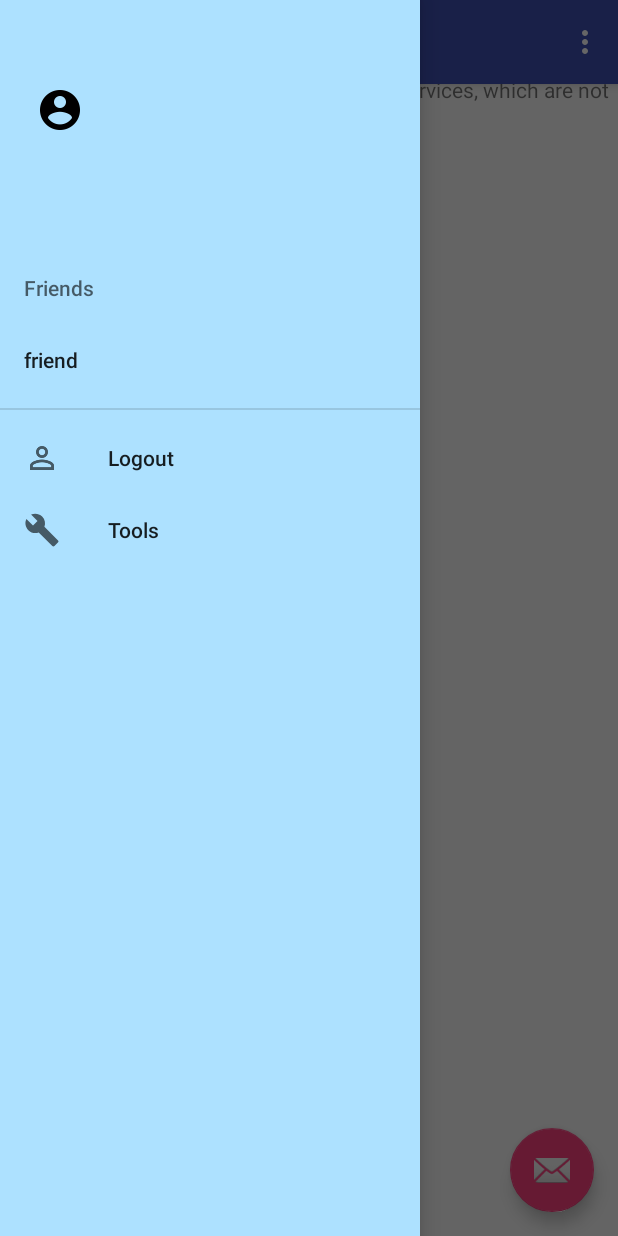
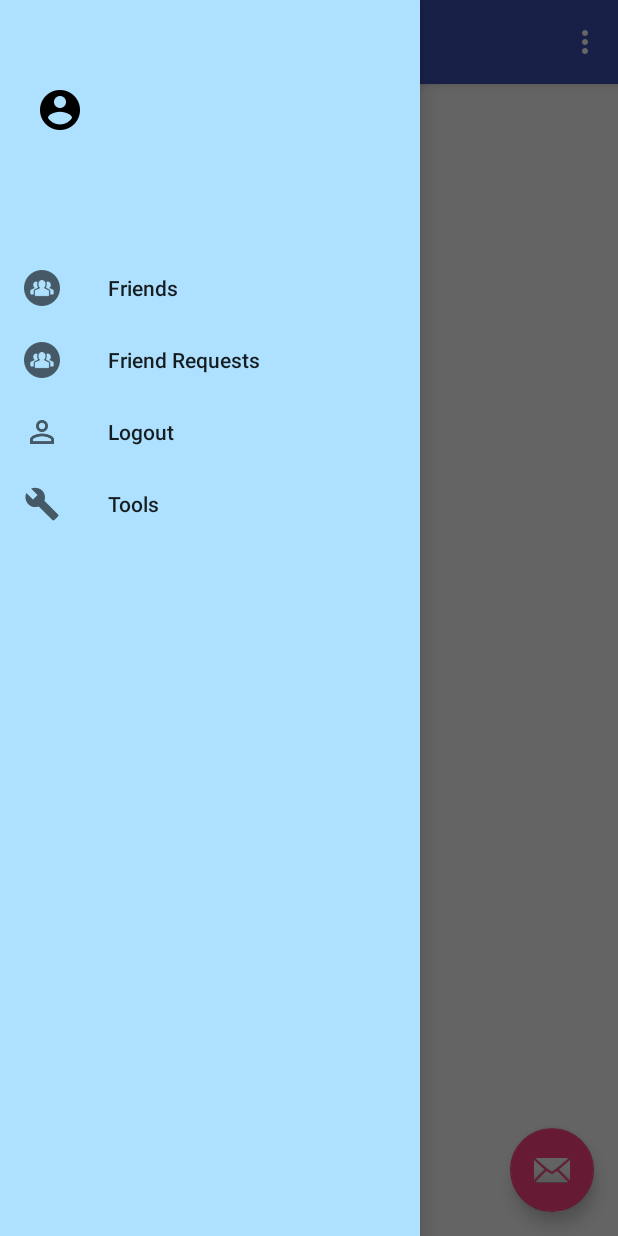
Before and after one commit to ammarc/Neon-Android-App, an Android app: the MainActivity screen opened directly, with no data from a screen before it, with the side drawer open, on a phone screen of 412 x 824 dp. Run offline under Robolectric (Android 15) with nearby library versions, the phone set to English and light mode, and no system bars; libraries missing offline, so code that uses them is left out: com.facebook; 2 statements that could not run were skipped.

Commit message:
Got the MainActivity working :)

```diff
--- a/app/src/main/java/itproject/neon_client/MainActivity.java
+++ b/app/src/main/java/itproject/neon_client/MainActivity.java
@@ -41,10 +41,13 @@ import java.util.ArrayList;
 import java.util.Arrays;
 import java.util.List;
 
+
 public class MainActivity extends AppCompatActivity
         implements NavigationView.OnNavigationItemSelectedListener, OnMapReadyCallback {
 
     private GoogleMap mMap;
+    private Menu sideMenu;
+    private final int MENU_TOP = 2131755394;
 
     public static final String EXTRA_MESSAGE = "itproject.neon_client.MESSAGE";
 
@@ -88,6 +91,9 @@ public class MainActivity extends AppCompatActivity
         TextView user_username = (TextView) navbar.findViewById(R.id.user_username);
         user_username.setText(LoggedInUser.getUser().username);
 
+
+        sideMenu = navigationView.getMenu();
+
         //friendsInit();
 
 
@@ -111,9 +117,70 @@ public class MainActivity extends AppCompatActivity
     @Override
     public boolean onCreateOptionsMenu(Menu menu) {
         // Inflate the menu; this adds items to the action bar if it is present.
-        getMenuInflater().inflate(R.menu.main, menu);
+        getMenuInflater().inflate(R.menu.activity_main_drawer, menu);
+
+        /*MenuItem friends = menu.findItem(R.id.nav_friends);
+        friends.setOnMenuItemClickListener(new MenuItem.OnMenuItemClickListener() {
+            @Override
+            public boolean onMenuItemClick(MenuItem menuItem) {
+                startActivity(new Intent(MainActivity.this, LoginActivity.class));
+                return true;
+            }
+        });*/
+
+        Log.i("profile","size of sideMenu = " + sideMenu.size());
+        MenuItem friends_view = sideMenu.findItem(R.id.nav_friends);
+        MenuItem friend_requests_view = sideMenu.findItem(R.id.nav_friend_requests);
+
+
+        int idx=0;
+        Menu subm = friends_view.getSubMenu(); // get my MenuItem with placeholder submenu
+        subm.clear(); // delete place holder
+
+        for (String friend : friends)
+        {
+            subm.add(0, MENU_TOP+idx, idx, friend); // id is idx+ my constant
+            final MenuItem new_friend = subm.findItem(MENU_TOP+idx);
+            new_friend.setOnMenuItemClickListener(new MenuItem.OnMenuItemClickListener() {
+                @Override
+                public boolean onMenuItemClick(MenuItem menuItem) {
+                    String friend_username = (String) new_friend.getTitle();
+                    chat(friend_username);
+                    return false;
+                }
+            });
+            idx++;
+        }
+
+        subm = friend_requests_view.getSubMenu(); // get my MenuItem with placeholder submenu
+        subm.clear(); // delete place holder
+
+        for (String friend : friend_requests)
+        {
+            subm.add(0, MENU_TOP+idx, idx, friend); // id is idx+ my constant
+            idx++;
+        }
 
         return true;
+    }
+
+    /**
+     * Gets called every time the user presses the menu button.
+     * Use if your menu is dynamic.
+     */
+    @Override
+    public boolean onPrepareOptionsMenu(Menu menu) {
+        /*menu.clear();
+        if(enableAdd)
+            menu.add(0, MENU_ADD, Menu.NONE, R.string.your-add-text).setIcon(R.drawable.your-add-icon);
+        if(enableList)
+            menu.add(0, MENU_LIST, Menu.NONE, R.string.your-list-text).setIcon(R.drawable.your-list-icon);
+        if(enableRefresh)
+            menu.add(0, MENU_REFRESH, Menu.NONE, R.string.your-refresh-text).setIcon(R.drawable.your-refresh-icon);
+        if(enableLogin)
+            menu.add(0, MENU_LOGIN, Menu.NONE, R.string.your-login-text).setIcon(R.drawable.your-login-icon);*/
+
+        return super.onPrepareOptionsMenu(menu);
     }
 
     @Override
@@ -122,11 +189,6 @@ public class MainActivity extends AppCompatActivity
         // automatically handle clicks on the Home/Up button, so long
         // as you specify a parent activity in AndroidManifest.xml.
         int id = item.getItemId();
-
-        //noinspection SimplifiableIfStatement
-        if (id == R.id.action_settings) {
-            return true;
-        }
 
         return super.onOptionsItemSelected(item);
     }
@@ -137,7 +199,29 @@ public class MainActivity extends AppCompatActivity
         // Handle navigation view item clicks here.
         int id = item.getItemId();
 
-        if (id == R.id.nav_friends) {
+        Log.i("profile","id clicked in list = " + item.getItemId());
+
+        if (id == R.id.nav_friends_show) {
+
+            Log.i("profile","nav_friends_show");
+            MenuItem friends_show = sideMenu.findItem(R.id.nav_friends);
+            if (friends_show.isVisible()) {
+                friends_show.setVisible(false);
+            } else {
+                friends_show.setVisible(true);
+            }
+            return true;
+
+        } else if (id == R.id.nav_friend_requests_show) {
+
+            Log.i("profile","nav_friend_requests_show");
+            MenuItem friend_requests = sideMenu.findItem(R.id.nav_friend_requests);
+            if (friend_requests.isVisible()) {
+                friend_requests.setVisible(false);
+            } else {
+                friend_requests.setVisible(true);
+            }
+            return true;
 
         } else if (id == R.id.nav_manage) {
 
--- a/app/src/main/res/layout/app_bar_main.xml
+++ b/app/src/main/res/layout/app_bar_main.xml
@@ -30,6 +30,7 @@
         android:layout_margin="@dimen/fab_margin"
         app:srcCompat="@android:drawable/ic_dialog_email" />
 
+    <!--
     <fragment
         android:id="@+id/map"
         android:name="com.google.android.gms.maps.SupportMapFragment"
@@ -37,6 +38,6 @@
         android:layout_height="match_parent"
         android:layout_marginTop="50dp">
 
-    </fragment>
+    </fragment>-->
 
 </android.support.design.widget.CoordinatorLayout>
--- a/app/src/main/res/menu/activity_main_drawer.xml
+++ b/app/src/main/res/menu/activity_main_drawer.xml
@@ -1,20 +1,46 @@
 <?xml version="1.0" encoding="utf-8"?>
-<menu xmlns:android="http://schemas.android.com/apk/res/android"
-    xmlns:app="http://schemas.android.com/apk/res-auto">
-
+<menu xmlns:android="http://schemas.android.com/apk/res/android">
 
     <group android:checkableBehavior="single">
 
         <item android:title="Friends"
-            android:id="@+id/nav_friends"
+            android:titleCondensed="Friends"
+            android:id="@+id/nav_friends_show"
             android:icon="@drawable/friends_button">
 
-            <menu android:id="@+id/nav_friends_list">
+        </item>
+
+        <item android:title="Friends"
+            android:visible="false"
+            android:id="@+id/nav_friends"
+            android:enabled="true">
+
+            <menu>
                 <item
-                    android:id="@+id/friend"
-                    android:title="friend" /> <!-- TODO -->
+                    android:id="@+id/placeholder_friends"
+                    android:title="friend" />
             </menu>
         </item>
+
+        <item android:title="Friend Requests"
+            android:titleCondensed="Friend Requests"
+            android:id="@+id/nav_friend_requests_show"
+            android:icon="@drawable/friends_button">
+
+        </item>
+
+        <item android:title="Friend Requests"
+            android:visible="false"
+            android:id="@+id/nav_friend_requests"
+            android:enabled="true">
+
+            <menu>
+                <item
+                    android:id="@+id/placeholder_requests"
+                    android:title="friend request" />
+            </menu>
+        </item>
+
     </group>
 
     <item
--- a/app/src/main/res/menu/main.xml
+++ /dev/null
@@ -1,9 +0,0 @@
-<?xml version="1.0" encoding="utf-8"?>
-<menu xmlns:android="http://schemas.android.com/apk/res/android"
-    xmlns:app="http://schemas.android.com/apk/res-auto">
-    <item
-        android:id="@+id/action_settings"
-        android:orderInCategory="100"
-        android:title="@string/action_settings"
-        app:showAsAction="never" />
-</menu>
```
Also changed, not shown: app/src/main/res/menu/options.xml (deleted, +0 -10 lines).
